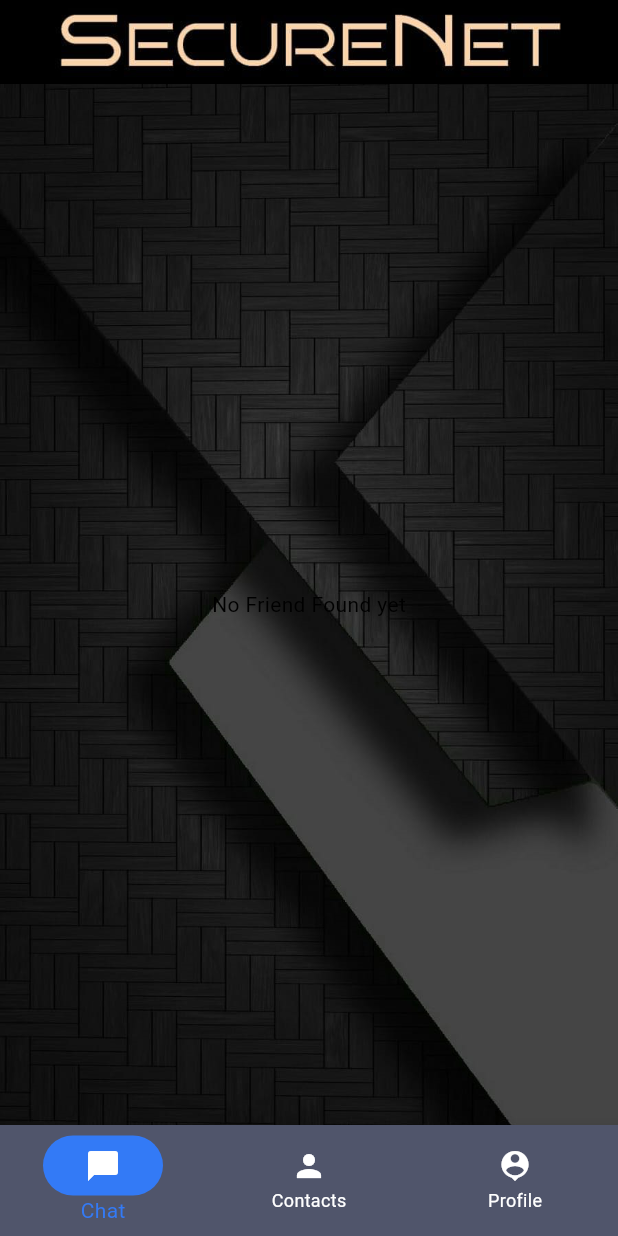
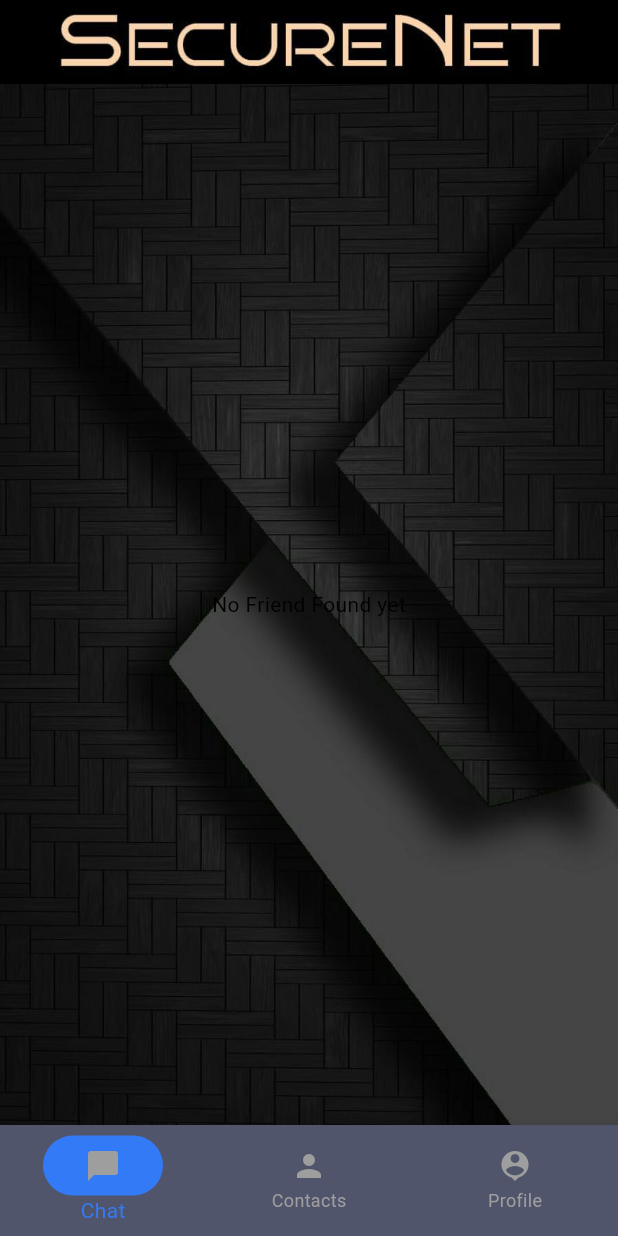
Before and after one commit to fwdAndroid/privatemessaging, a Flutter app: the MainDashBoard screen opened directly, on a phone screen of 412 x 824 dp. Run offline on Flutter 3.47's test engine with Material 3 defaults, Android fonts, the phone set to English and light mode, and no system bars; our stand-ins replace cached_network_image, cloud_firestore, firebase_auth, firebase_core, firebase_storage, google_fonts and 2 more; accounts and stored records are empty.

Commit message:
Color Changed

```diff
--- a/lib/screens/dashboard/main_dashboard.dart
+++ b/lib/screens/dashboard/main_dashboard.dart
@@ -42,12 +42,12 @@ class _MainDashBoardState extends State<MainDashBoard> {
                         borderRadius: BorderRadius.all(Radius.circular(60))),
                     child: Icon(
                       Icons.chat_bubble,
-                      color: Colors.white,
+                      color: Colors.grey,
                     ),
                   )
                 : Icon(
                     Icons.chat_bubble,
-                    color: Colors.white,
+                    color: Colors.grey,
                   ),
             label: 'Chat',
           ),
@@ -62,12 +62,12 @@ class _MainDashBoardState extends State<MainDashBoard> {
                         borderRadius: BorderRadius.all(Radius.circular(60))),
                     child: Icon(
                       Icons.person,
-                      color: Colors.white,
+                      color: Colors.grey,
                     ),
                   )
                 : Icon(
                     Icons.person,
-                    color: Colors.white,
+                    color: Colors.grey,
                   ),
             label: 'Contacts',
           ),
@@ -83,16 +83,16 @@ class _MainDashBoardState extends State<MainDashBoard> {
                           borderRadius: BorderRadius.all(Radius.circular(60))),
                       child: Icon(
                         Icons.person_pin,
-                        color: Colors.white,
+                        color: Colors.grey,
                       ),
                     )
                   : Icon(
                       Icons.person_pin,
-                      color: Colors.white,
+                      color: Colors.grey,
                     )),
         ],
         selectedItemColor: Color(0xff337af6),
-        unselectedItemColor: Colors.white,
+        unselectedItemColor: Colors.grey,
         backgroundColor:
             Color(0xff50556b), // Set your desired background color here
       ),
```
